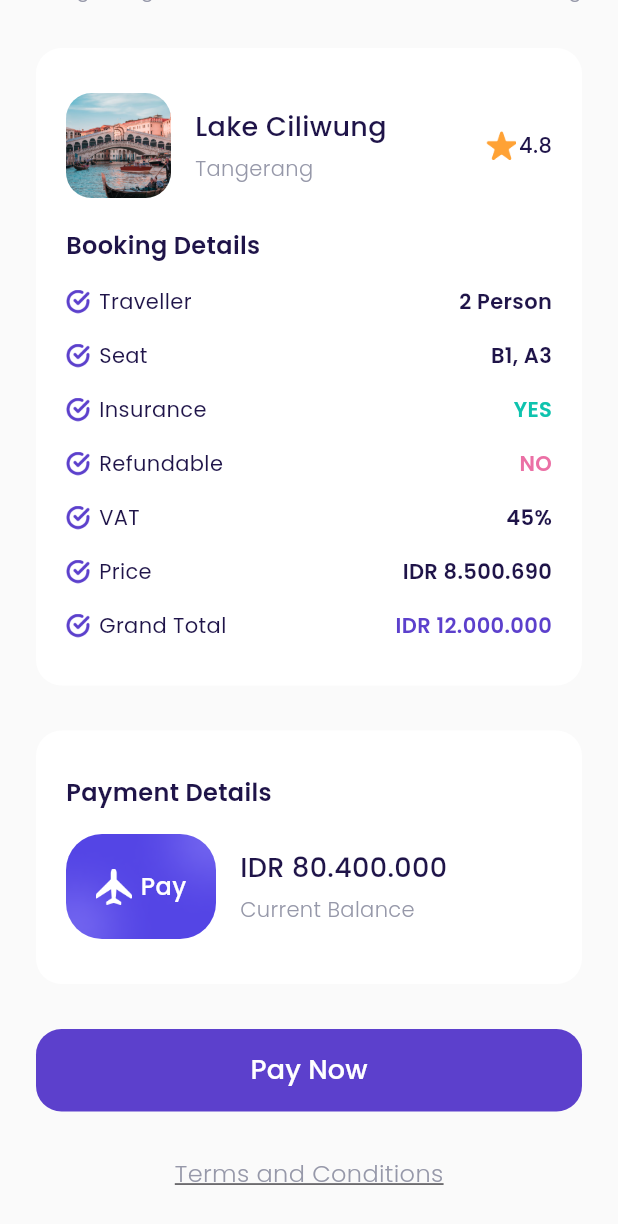
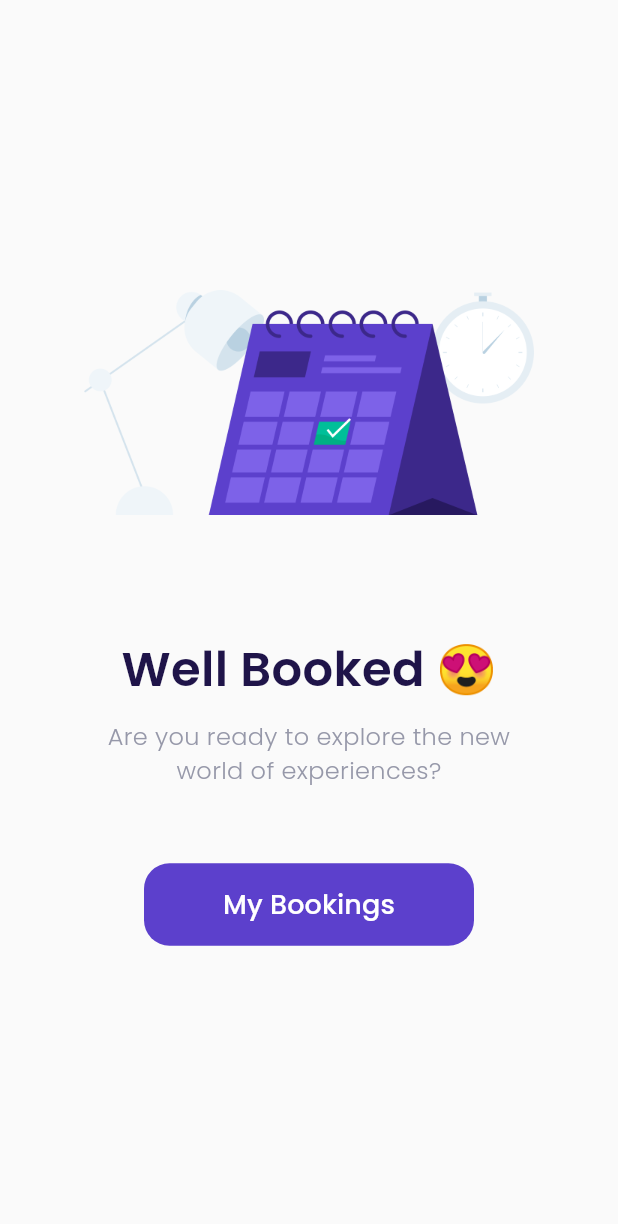
Before and after one commit to Jerry2204/airplane-mobile-flutter, a Flutter app: the CheckoutPage screen opened directly, scrolled down 177 dp, after a tap on "Pay Now", on a phone screen of 412 x 824 dp. Shown: the top 1224 px of the screen. Run offline on Flutter 3.47's test engine with Material 3 defaults, Android fonts, the phone set to English and light mode, and no system bars; our stand-ins replace firebase_core, google_fonts; accounts and stored records are empty.

Commit message:
finishing success checkout page

```diff
--- a/lib/ui/pages/checkout_page.dart
+++ b/lib/ui/pages/checkout_page.dart
@@ -1,4 +1,5 @@
 import 'package:airplane/shared/theme.dart';
+import 'package:airplane/ui/pages/success_checkout_page.dart';
 import 'package:airplane/ui/widgets/booking_detail_item.dart';
 import 'package:airplane/ui/widgets/custom_button.dart';
 import 'package:flutter/material.dart';
@@ -331,7 +332,14 @@ class CheckoutPage extends StatelessWidget {
     Widget payButton() {
       return CustomButton(
         title: 'Pay Now',
-        onPressed: () {},
+        onPressed: () {
+          Navigator.push(
+            context,
+            MaterialPageRoute(
+              builder: (context) => SuccessCheckoutPage(),
+            ),
+          );
+        },
         margin: EdgeInsets.only(
           top: 30,
         ),
--- /dev/null
+++ b/lib/ui/pages/success_checkout_page.dart
@@ -0,0 +1,64 @@
+import 'package:airplane/shared/theme.dart';
+import 'package:airplane/ui/widgets/custom_button.dart';
+import 'package:flutter/material.dart';
+
+class SuccessCheckoutPage extends StatelessWidget {
+  const SuccessCheckoutPage({super.key});
+
+  @override
+  Widget build(BuildContext context) {
+    return Scaffold(
+      backgroundColor: kBackgroundColor,
+      body: Center(
+        child: Column(
+          mainAxisAlignment: MainAxisAlignment.center,
+          children: [
+            Container(
+              width: 300,
+              height: 150,
+              margin: EdgeInsets.only(
+                bottom: 80,
+              ),
+              decoration: BoxDecoration(
+                image: DecorationImage(
+                  image: AssetImage(
+                    'assets/image_success.png',
+                  ),
+                ),
+              ),
+            ),
+            Text(
+              'Well Booked 😍',
+              style: blackTextStyle.copyWith(
+                fontSize: 32,
+                fontWeight: semiBold,
+              ),
+            ),
+            SizedBox(
+              height: 10,
+            ),
+            Text(
+              'Are you ready to explore the new\nworld of experiences?',
+              style: grayTextStyle.copyWith(
+                fontSize: 16,
+                fontWeight: light,
+              ),
+              textAlign: TextAlign.center,
+            ),
+            CustomButton(
+              title: 'My Bookings',
+              onPressed: () {
+                Navigator.pushNamedAndRemoveUntil(
+                    context, '/main', (route) => false);
+              },
+              width: 220,
+              margin: EdgeInsets.only(
+                top: 50,
+              ),
+            ),
+          ],
+        ),
+      ),
+    );
+  }
+}
```
